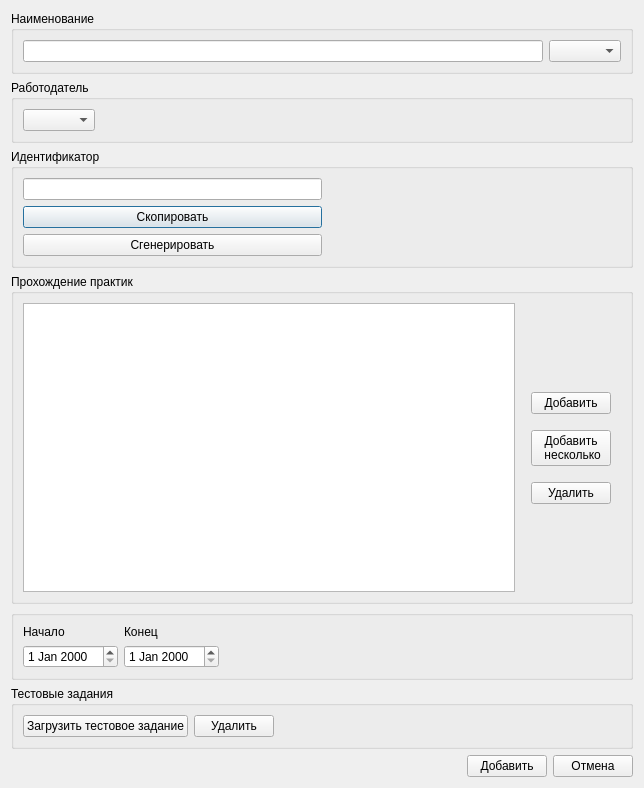
First picture: the form in ui/practicewindow.ui, repository 7enSmile/clientVKR, before the edit.
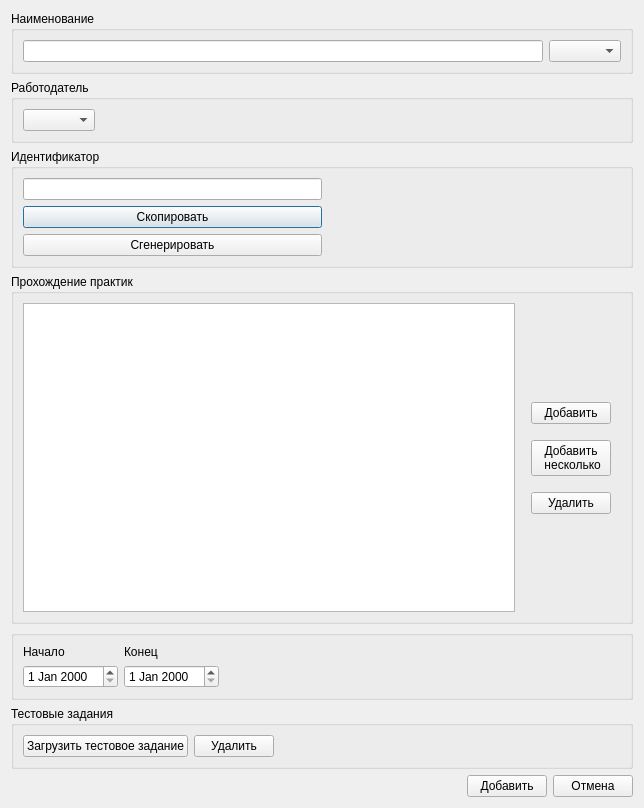
Second picture: the form after the edit.

Commit message: исправлен баг кнопки

```diff
--- a/ui/practicewindow.ui
+++ b/ui/practicewindow.ui
@@ -7,7 +7,7 @@
     <x>0</x>
     <y>0</y>
     <width>644</width>
-    <height>788</height>
+    <height>808</height>
    </rect>
   </property>
   <property name="windowTitle">
```
The commit also changes 3 other files.
